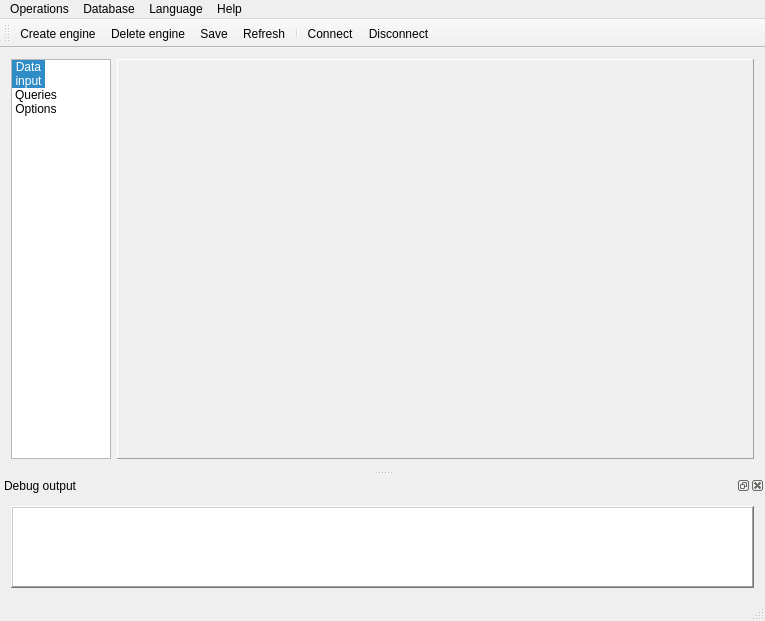
Old version of the form gtes_starts/appforms/main_window.ui in the repository olgerd27/gtes_starts.
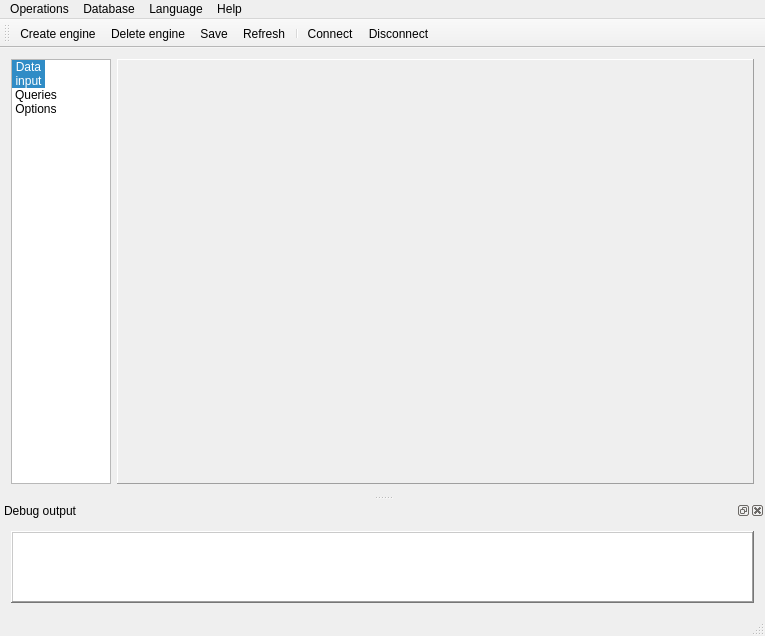
New version of the form. Icons and pictures are not drawn. Custom widgets are drawn as their Qt base class.

Patch:
```diff
--- a/gtes_starts/appforms/main_window.ui
+++ b/gtes_starts/appforms/main_window.ui
@@ -121,7 +121,7 @@
       <property name="minimumSize">
        <size>
         <width>600</width>
-        <height>400</height>
+        <height>425</height>
        </size>
       </property>
       <property name="locale">
```
